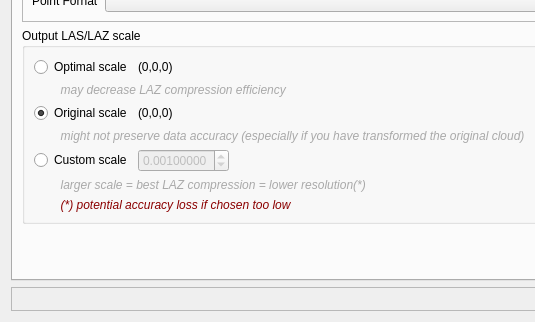
The window that plugins/core/IO/qLASIO/ui/lassavedialog.ui (CloudCompare/CloudCompare) describes before a commit, drawn with Qt 5; both pictures show x 0 to 535 and y 94 to 416 of the 732 by 416 pixel window.
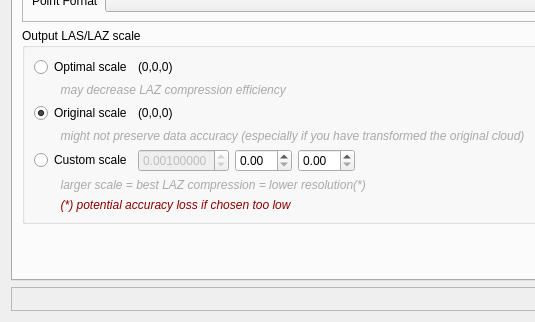
The same window after the commit.

Commit message:
LAS: Allow entering custom scale values
Clicking on the "custom scale" radio button did not enable the
spin box, so the user could not enter the custom scale it wanted to use.

This commits adds 2 spin box, so that there a 3 (one per dimension X, Y, Z).
Also this commits makes it so that when clicking on the
custom scale radio button the 3 spin box are enabled and value can be changed,
when the radio button is no longer selected, the 3 spin box are disabled

Diff of the .ui file:
```diff
--- a/plugins/core/IO/qLASIO/ui/lassavedialog.ui
+++ b/plugins/core/IO/qLASIO/ui/lassavedialog.ui
@@ -194,6 +194,16 @@
               </property>
              </widget>
             </item>
+            <item>
+             <widget class="QDoubleSpinBox" name="customScaleYDoubleSpinBox">
+              <property name="value">
+               <double>0.000000000000000</double>
+              </property>
+             </widget>
+            </item>
+            <item>
+             <widget class="QDoubleSpinBox" name="customScaleZDoubleSpinBox"/>
+            </item>
             <item>
              <spacer name="horizontalSpacer_9">
               <property name="orientation">
```
Left out of the diff: 6 changed lines with no effect on the pictures. The commit also changes 2 other files.
